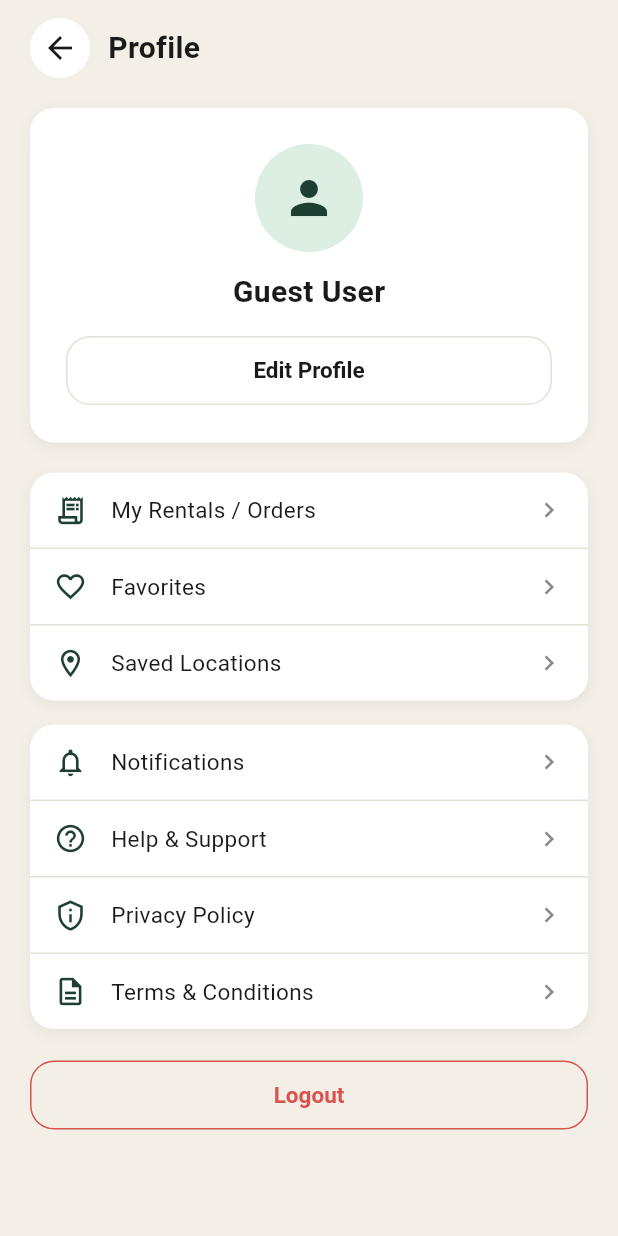
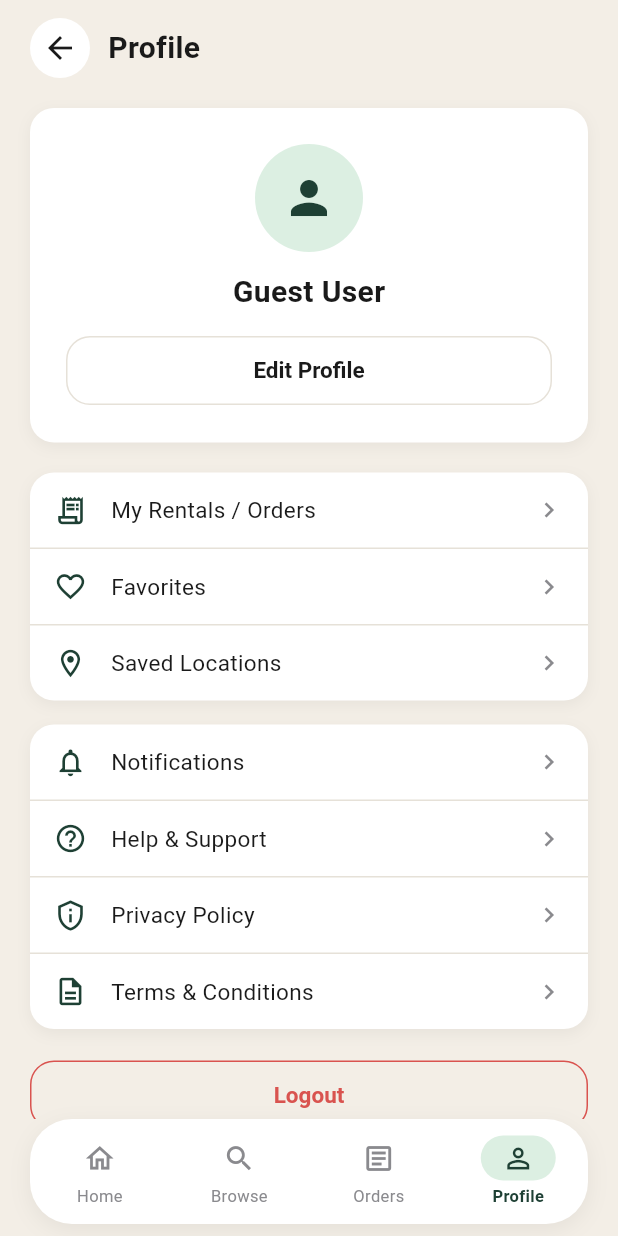
Before and after one commit to kalviumcommunity/S131_SeatAndSet_Kalvium-Community, a Flutter app: the ProfileScreen screen opened directly, on a phone screen of 412 x 824 dp. Run offline on Flutter 3.47's test engine with Material 3 defaults, Android fonts, the phone set to English and light mode, and no system bars.

Commit message:
Update customer profile and search navigation

```diff
--- a/lib/screens/profile_screen.dart
+++ b/lib/screens/profile_screen.dart
@@ -6,6 +6,7 @@ import '../theme/app_colors.dart';
 import '../theme/app_radius.dart';
 import '../theme/app_spacing.dart';
 import '../theme/app_text_styles.dart';
+import '../widgets/common/app_bottom_nav.dart';
 import '../widgets/common/screen_header.dart';
 import 'edit_profile_screen.dart';
 import 'favorites_screen.dart';
@@ -38,6 +39,7 @@ class ProfileScreen extends StatelessWidget {
     return Scaffold(
       backgroundColor: AppColors.background,
       body: SafeArea(
+        bottom: false,
         child: SingleChildScrollView(
           padding: const EdgeInsets.fromLTRB(
             AppSpacing.screenPadding,
@@ -240,6 +242,7 @@ class ProfileScreen extends StatelessWidget {
           ),
         ),
       ),
+      bottomNavigationBar: const AppBottomNav(current: AppTab.profile),
     );
   }
 }
--- a/lib/screens/search_screen.dart
+++ b/lib/screens/search_screen.dart
@@ -5,6 +5,7 @@ import '../theme/app_colors.dart';
 import '../theme/app_spacing.dart';
 import '../theme/app_text_styles.dart';
 import '../widgets/category_chip.dart';
+import '../widgets/common/app_bottom_nav.dart';
 import '../widgets/common/screen_header.dart';
 import '../widgets/furniture_card.dart';
 import 'product_details_screen.dart';
@@ -38,6 +39,7 @@ class _SearchScreenState extends State<SearchScreen> {
     return Scaffold(
       backgroundColor: AppColors.background,
       body: SafeArea(
+        bottom: false,
         child: Padding(
           padding: const EdgeInsets.fromLTRB(
             AppSpacing.screenPadding,
@@ -125,6 +127,7 @@ class _SearchScreenState extends State<SearchScreen> {
           ),
         ),
       ),
+      bottomNavigationBar: const AppBottomNav(current: AppTab.browse),
     );
   }
 }
--- a/lib/widgets/common/app_bottom_nav.dart
+++ b/lib/widgets/common/app_bottom_nav.dart
@@ -32,6 +32,7 @@ class AppBottomNav extends StatelessWidget {
   }
 
   void _goBrowse(BuildContext context) {
+    if (current == AppTab.browse) return;
     Navigator.of(
       context,
     ).push(MaterialPageRoute(builder: (context) => const SearchScreen()));
```
Also changed, not shown: 1 other file.
